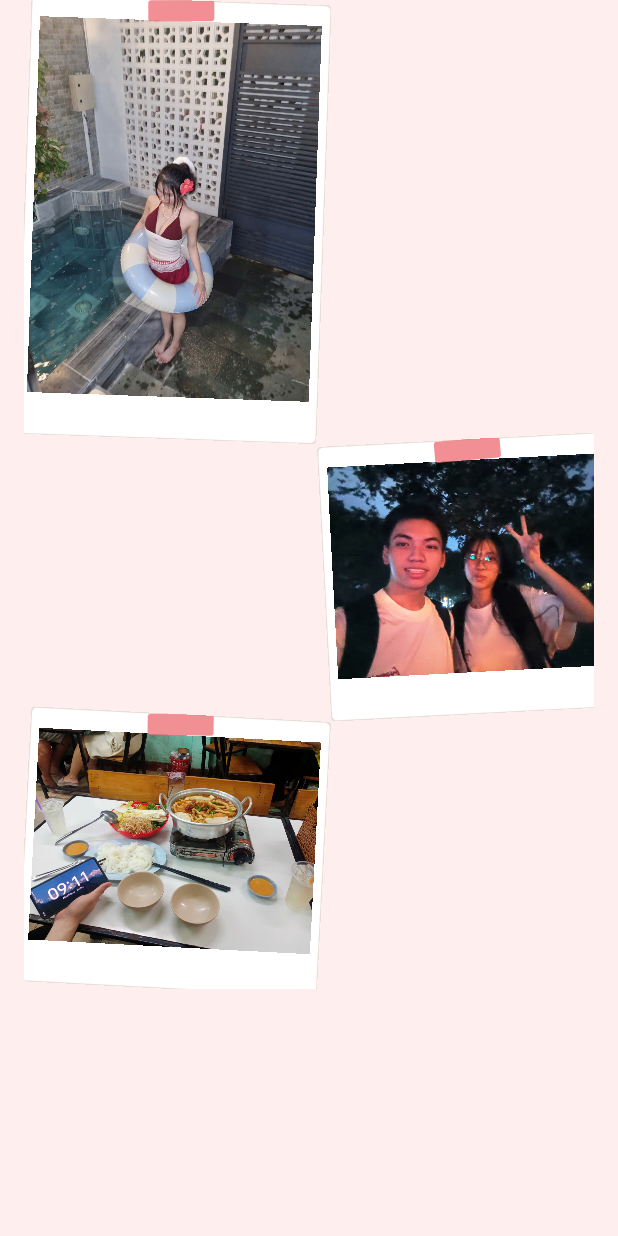
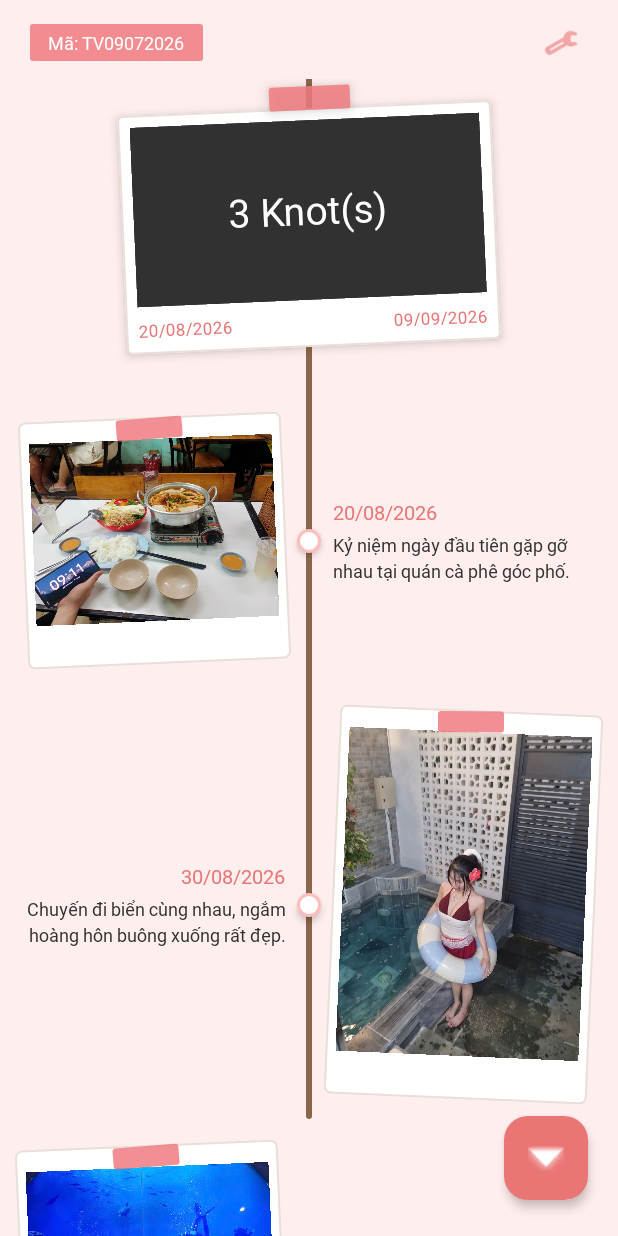
Before and after one commit to lephuoctai/knot_JavaAndroid, an Android app: the screen it shows after launch (MainActivity), on a phone screen of 412 x 824 dp. Run offline under Robolectric (Android 15) with nearby library versions, the phone set to English and light mode, and no system bars.

Commit message:
UI basic, Phân MVVM

```diff
--- a/app/src/main/java/com/taile/knot/MainActivity.java
+++ b/app/src/main/java/com/taile/knot/MainActivity.java
@@ -7,18 +7,49 @@ import androidx.appcompat.app.AppCompatActivity;
 import androidx.core.graphics.Insets;
 import androidx.core.view.ViewCompat;
 import androidx.core.view.WindowInsetsCompat;
+import androidx.lifecycle.ViewModelProvider;
+import androidx.recyclerview.widget.LinearLayoutManager;
+
+import com.taile.knot.databinding.ActivityMainBinding;
+import com.taile.knot.ui.adapter.TimelineAdapter;
+import com.taile.knot.ui.custom.RopeItemDecoration;
+import com.taile.knot.ui.viewmodel.MainViewModel;
 
 public class MainActivity extends AppCompatActivity {
+
+    private ActivityMainBinding binding;
+    private MainViewModel viewModel;
+    private TimelineAdapter adapter;
 
     @Override
     protected void onCreate(Bundle savedInstanceState) {
         super.onCreate(savedInstanceState);
         EdgeToEdge.enable(this);
-        setContentView(R.layout.activity_main);
-        ViewCompat.setOnApplyWindowInsetsListener(findViewById(R.id.main), (v, insets) -> {
+
+        binding = ActivityMainBinding.inflate(getLayoutInflater());
+        setContentView(binding.getRoot());
+
+        ViewCompat.setOnApplyWindowInsetsListener(binding.main, (v, insets) -> {
             Insets systemBars = insets.getInsets(WindowInsetsCompat.Type.systemBars());
             v.setPadding(systemBars.left, systemBars.top, systemBars.right, systemBars.bottom);
             return insets;
         });
+
+        // 1. Cấu hình RecyclerView
+        adapter = new TimelineAdapter();
+        binding.rvTimeline.setLayoutManager(new LinearLayoutManager(this));
+        binding.rvTimeline.addItemDecoration(new RopeItemDecoration());
+        binding.rvTimeline.setAdapter(adapter);
+
+        // 2. Khởi tạo ViewModel & Observe LiveData
+        viewModel = new ViewModelProvider(this).get(MainViewModel.class);
+        viewModel.getKnotsLiveData().observe(this, knots -> {
+            if (knots != null) {
+                adapter.submitList(knots);
+            }
+        });
+
+        // 3. Nạp mock data để kiểm tra UI
+        viewModel.loadMockKnots();
     }
 }
--- /dev/null
+++ b/app/src/main/java/com/taile/knot/data/model/Knot.java
@@ -0,0 +1,42 @@
+package com.taile.knot.data.model;
+
+public class Knot {
+    private String id;
+    private String description;
+    private String imageUrl;
+    private int imageResId; // Dùng để nạp drawable test hoặc local
+    private long memoryDate;
+
+    // Bắt buộc constructor rỗng cho Firebase Firestore deserialization sau này
+    public Knot() {
+    }
+
+    public Knot(String id, String description, int imageResId, long memoryDate) {
+        this.id = id;
+        this.description = description;
+        this.imageResId = imageResId;
+        this.memoryDate = memoryDate;
+    }
+
+    public Knot(String id, String description, String imageUrl, long memoryDate) {
+        this.id = id;
+        this.description = description;
+        this.imageUrl = imageUrl;
+        this.memoryDate = memoryDate;
+    }
+
+    public String getId() { return id; }
+    public void setId(String id) { this.id = id; }
+
+    public String getDescription() { return description; }
+    public void setDescription(String description) { this.description = description; }
+
+    public String getImageUrl() { return imageUrl; }
+    public void setImageUrl(String imageUrl) { this.imageUrl = imageUrl; }
+
+    public int getImageResId() { return imageResId; }
+    public void setImageResId(int imageResId) { this.imageResId = imageResId; }
+
+    public long getMemoryDate() { return memoryDate; }
+    public void setMemoryDate(long memoryDate) { this.memoryDate = memoryDate; }
+}
--- /dev/null
+++ b/app/src/main/java/com/taile/knot/ui/adapter/TimelineAdapter.java
@@ -0,0 +1,143 @@
+package com.taile.knot.ui.adapter;
+
+import android.view.LayoutInflater;
+import android.view.View;
+import android.view.ViewGroup;
+
+import androidx.annotation.NonNull;
+import androidx.recyclerview.widget.RecyclerView;
+
+import com.bumptech.glide.Glide;
+import com.taile.knot.data.model.Knot;
+import com.taile.knot.databinding.ItemTimelineHeaderBinding;
+import com.taile.knot.databinding.ItemTimelineKnotBinding;
+
+import java.text.SimpleDateFormat;
+import java.util.ArrayList;
+import java.util.Date;
+import java.util.List;
+import java.util.Locale;
+
+public class TimelineAdapter extends RecyclerView.Adapter<RecyclerView.ViewHolder> {
+
+    private static final int TYPE_HEADER = 0;
+    private static final int TYPE_KNOT = 1;
+
+    private final List<Knot> knots = new ArrayList<>();
+    private final SimpleDateFormat dateFormat = new SimpleDateFormat("dd/MM/yyyy", Locale.getDefault());
+
+    public void submitList(List<Knot> newKnots) {
+        knots.clear();
+        if (newKnots != null) {
+            knots.addAll(newKnots);
+        }
+        notifyDataSetChanged();
+    }
+
+    @Override
+    public int getItemViewType(int position) {
+        return position == 0 ? TYPE_HEADER : TYPE_KNOT;
+    }
+
+    @Override
+    public int getItemCount() {
+        return knots.size() + 1; // +1 cho Header card ở trên cùng
+    }
+
+    @NonNull
+    @Override
+    public RecyclerView.ViewHolder onCreateViewHolder(@NonNull ViewGroup parent, int viewType) {
+        LayoutInflater inflater = LayoutInflater.from(parent.getContext());
+        if (viewType == TYPE_HEADER) {
+            ItemTimelineHeaderBinding binding = ItemTimelineHeaderBinding.inflate(inflater, parent, false);
+            return new HeaderViewHolder(binding);
+        } else {
+            ItemTimelineKnotBinding binding = ItemTimelineKnotBinding.inflate(inflater, parent, false);
+            return new KnotViewHolder(binding);
+        }
+    }
+
+    @Override
+    public void onBindViewHolder(@NonNull RecyclerView.ViewHolder holder, int position) {
+        if (holder instanceof HeaderViewHolder) {
+            ((HeaderViewHolder) holder).bind(knots);
+        } else if (holder instanceof KnotViewHolder) {
+            // Vị trí thực tế trong danh sách knots bị lệch 1 đơn vị do Header
+            Knot knot = knots.get(position - 1);
+            ((KnotViewHolder) holder).bind(knot, position - 1);
+        }
+    }
+
+    // ================= HOLDER CHO HEADER =================
+    class HeaderViewHolder extends RecyclerView.ViewHolder {
+        private final ItemTimelineHeaderBinding binding;
+
+        HeaderViewHolder(ItemTimelineHeaderBinding binding) {
+            super(binding.getRoot());
+            this.binding = binding;
+        }
+
+        void bind(List<Knot> items) {
+            int count = items.size();
+            binding.tvKnotCount.setText(count + " Knot(s)");
+
+            if (count > 0) {
+                binding.tvStartDate.setText(dateFormat.format(new Date(items.get(0).getMemoryDate())));
+                binding.tvEndDate.setText(dateFormat.format(new Date(items.get(count - 1).getMemoryDate())));
+            } else {
+                binding.tvStartDate.setText("--/--/----");
+                binding.tvEndDate.setText("--/--/----");
+            }
+        }
+    }
+
+    // ================= HOLDER CHO TỪNG KNOT =================
+    class KnotViewHolder extends RecyclerView.ViewHolder {
+        private final ItemTimelineKnotBinding binding;
+
+        KnotViewHolder(ItemTimelineKnotBinding binding) {
+            super(binding.getRoot());
+            this.binding = binding;
+        }
+
+        void bind(Knot knot, int knotIndex) {
+            String formattedDate = dateFormat.format(new Date(knot.getMemoryDate()));
+            boolean isLeft = (knotIndex % 2 == 0); // Vị trí chẵn nằm bên Trái, lẻ nằm bên Phải
+
+            if (isLeft) {
+                // Hiển thị nhánh Trái, ẩn nhánh Phải
+                binding.polaroidLeft.setVisibility(View.VISIBLE);
+                binding.layoutTextRight.setVisibility(View.VISIBLE);
+                binding.polaroidRight.setVisibility(View.GONE);
+                binding.layoutTextLeft.setVisibility(View.GONE);
+
+                binding.tvDateRight.setText(formattedDate);
+                binding.tvDescRight.setText(knot.getDescription());
+
+                loadImage(knot, binding.polaroidLeft);
+            } else {
+                // Hiển thị nhánh Phải, ẩn nhánh Trái
+                binding.polaroidLeft.setVisibility(View.GONE);
+                binding.layoutTextRight.setVisibility(View.GONE);
+                binding.polaroidRight.setVisibility(View.VISIBLE);
+                binding.layoutTextLeft.setVisibility(View.VISIBLE);
+
+                binding.tvDateLeft.setText(formattedDate);
+                binding.tvDescLeft.setText(knot.getDescription());
+
+                loadImage(knot, binding.polaroidRight);
+            }
+        }
+
+        private void loadImage(Knot knot, com.taile.knot.ui.custom.PolaroidView polaroidView) {
+            if (knot.getImageResId() != 0) {
+                polaroidView.setImageResource(knot.getImageResId());
+            } else if (knot.getImageUrl() != null && !knot.getImageUrl().isEmpty()) {
+                Glide.with(itemView.getContext())
+                        .load(knot.getImageUrl())
+                        .thumbnail(0.1f)
+                        .into(polaroidView);
+            }
+        }
+    }
+}
--- /dev/null
+++ b/app/src/main/java/com/taile/knot/ui/custom/RopeItemDecoration.java
@@ -0,0 +1,33 @@
+package com.taile.knot.ui.custom;
+
+import android.graphics.Canvas;
+import android.graphics.Color;
+import android.graphics.Paint;
+import android.view.View;
+
+import androidx.annotation.NonNull;
+import androidx.recyclerview.widget.RecyclerView;
+
+public class RopeItemDecoration extends RecyclerView.ItemDecoration {
+
+    private final Paint ropePaint = new Paint(Paint.ANTI_ALIAS_FLAG);
+
+    public RopeItemDecoration() {
+        ropePaint.setColor(Color.parseColor("#8A674A")); // Màu nâu dây thừng
+        ropePaint.setStrokeWidth(6f); // Độ dày sợi dây (~2dp-3dp)
+        ropePaint.setStyle(Paint.Style.STROKE);
+        ropePaint.setStrokeCap(Paint.Cap.ROUND);
+    }
+
+    @Override
+    public void onDraw(@NonNull Canvas canvas, @NonNull RecyclerView parent, @NonNull RecyclerView.State state) {
+        // Tọa độ X nằm chính giữa RecyclerView
+        float centerX = parent.getWidth() / 2.0f;
+
+        // Vẽ sợi dây liên tục từ đỉnh xuống đáy của RecyclerView
+        float top = parent.getPaddingTop();
+        float bottom = parent.getHeight() - parent.getPaddingBottom();
+
+        canvas.drawLine(centerX, top, centerX, bottom, ropePaint);
+    }
+}
--- /dev/null
+++ b/app/src/main/java/com/taile/knot/ui/viewmodel/MainViewModel.java
@@ -0,0 +1,32 @@
+package com.taile.knot.ui.viewmodel;
+
+import androidx.lifecycle.LiveData;
+import androidx.lifecycle.MutableLiveData;
+import androidx.lifecycle.ViewModel;
+
+import com.taile.knot.R;
+import com.taile.knot.data.model.Knot;
+
+import java.util.ArrayList;
+import java.util.List;
+
+public class MainViewModel extends ViewModel {
+
+    private final MutableLiveData<List<Knot>> knotsLiveData = new MutableLiveData<>();
+
+    public LiveData<List<Knot>> getKnotsLiveData() {
+        return knotsLiveData;
+    }
+
+    public void loadMockKnots() {
+        List<Knot> mockList = new ArrayList<>();
+        long now = System.currentTimeMillis();
+        long oneDay = 86400000L;
+
+        mockList.add(new Knot("1", "Kỷ niệm ngày đầu tiên gặp gỡ nhau tại quán cà phê góc phố.", R.drawable.sample2, now - (oneDay * 20)));
+        mockList.add(new Knot("2", "Chuyến đi biển cùng nhau, ngắm hoàng hôn buông xuống rất đẹp.", R.drawable.sample3, now - (oneDay * 10)));
+        mockList.add(new Knot("3", "Bức ảnh chụp vội nhưng ghi lại trọn vẹn nụ cười rạng rỡ ngày hôm đó.", R.drawable.sample1, now));
+
+        knotsLiveData.setValue(mockList);
+    }
+}
--- a/app/src/main/res/layout/activity_main.xml
+++ b/app/src/main/res/layout/activity_main.xml
@@ -1,57 +1,69 @@
 <?xml version="1.0" encoding="utf-8"?>
-<androidx.constraintlayout.widget.ConstraintLayout xmlns:android="http://schemas.android.com/apk/res/android"
+<androidx.constraintlayout.widget.ConstraintLayout
+    xmlns:android="http://schemas.android.com/apk/res/android"
     xmlns:app="http://schemas.android.com/apk/res-auto"
     xmlns:tools="http://schemas.android.com/tools"
     android:id="@+id/main"
-    android:background="@color/background"
     android:layout_width="match_parent"
     android:layout_height="match_parent"
+    android:background="@color/background"
     tools:context=".MainActivity">
 
-    <LinearLayout
+    <!-- TOP BAR: THẺ MÃ JOURNEY & NÚT SETTINGS -->
+    <TextView
+        android:id="@+id/tvJourneyCode"
+        android:layout_width="wrap_content"
+        android:layout_height="wrap_content"
+        android:layout_marginStart="20dp"
+        android:layout_marginTop="16dp"
+        android:background="@drawable/bg_washi_tape"
+        android:paddingHorizontal="12dp"
+        android:paddingVertical="4dp"
+        android:text="Mã: TV09072026"
+        android:textColor="@color/white"
+        android:textSize="12sp"
+        android:textStyle="bold"
+        app:layout_constraintStart_toStartOf="parent"
+        app:layout_constraintTop_toTopOf="parent" />
+
+    <ImageView
+        android:id="@+id/btnSettings"
+        android:layout_width="36dp"
+        android:layout_height="36dp"
+        android:layout_marginEnd="20dp"
+        android:padding="6dp"
+        android:src="@android:drawable/ic_menu_manage"
+        app:layout_constraintBottom_toBottomOf="@id/tvJourneyCode"
+        app:layout_constraintEnd_toEndOf="parent"
+        app:layout_constraintTop_toTopOf="@id/tvJourneyCode"
+        app:tint="@color/pink600" />
+
+    <!-- RECYCLERVIEW HIỂN THỊ DÒNG THỜI GIAN -->
+    <androidx.recyclerview.widget.RecyclerView
+        android:id="@+id/rvTimeline"
         android:layout_width="match_parent"
+        android:layout_height="0dp"
+        android:layout_marginTop="12dp"
+        android:clipChildren="false"
+        android:clipToPadding="false"
+        android:paddingBottom="80dp"
+        app:layout_constraintBottom_toBottomOf="parent"
+        app:layout_constraintTop_toBottomOf="@id/tvJourneyCode" />
+
+    <!-- NÚT BẤM CUỘN NHANH / THÊM MỚI Ở GÓC DƯỚI -->
+    <com.google.android.material.floatingactionbutton.FloatingActionButton
+        android:id="@+id/fabQuickAction"
+        android:layout_width="wrap_content"
         android:layout_height="wrap_content"
-        android:orientation="vertical"
-        android:paddingHorizontal="16dp"
-        app:layout_constraintStart_toStartOf="parent"
-        app:layout_constraintTop_toTopOf="parent"
-        >
-
-        <com.taile.knot.ui.custom.PolaroidView
-            android:id="@+id/polaroidView"
-            android:layout_width="200dp"
-            android:layout_height="200dp"
-            app:layout_constraintEnd_toEndOf="parent"
-            app:layout_constraintTop_toTopOf="parent"
-            app:polaroidSrc="@drawable/sample3"
-            app:showTape="true"
-            app:tiltAngle="2.0"
-            app:tiltDirection="right" />
-
-
-        <com.taile.knot.ui.custom.PolaroidView
-            android:id="@+id/polaroidView2"
-            android:layout_width="200dp"
-            android:layout_height="200dp"
-            android:layout_marginStart="200dp"
-            app:layout_constraintEnd_toEndOf="parent"
-            app:layout_constraintTop_toTopOf="parent"
-            app:polaroidSrc="@drawable/sample4"
-            app:showTape="true"
-            app:tiltAngle="3.0"
-            app:tiltDirection="left" />
-        <com.taile.knot.ui.custom.PolaroidView
-            android:id="@+id/polaroidView32"
-            android:layout_width="200dp"
-            android:layout_height="200dp"
-            app:layout_constraintEnd_toEndOf="parent"
-            app:layout_constraintTop_toTopOf="parent"
-            app:polaroidSrc="@drawable/sample2"
-            app:showTape="true"
-            app:tiltAngle="3.0"
-            app:tiltDirection="right" />
-
-    </LinearLayout>
-
+        android:layout_marginEnd="20dp"
+        android:layout_marginBottom="24dp"
+        android:backgroundTint="@color/pink600"
+        android:src="@android:drawable/arrow_down_float"
+        app:borderWidth="0dp"
+        app:elevation="4dp"
+        app:fabSize="mini"
+        app:layout_constraintBottom_toBottomOf="parent"
+        app:layout_constraintEnd_toEndOf="parent"
+        app:tint="@color/white" />
 
 </androidx.constraintlayout.widget.ConstraintLayout>
--- /dev/null
+++ b/app/src/main/res/layout/item_timeline_header.xml
@@ -0,0 +1,91 @@
+<?xml version="1.0" encoding="utf-8"?>
+<androidx.constraintlayout.widget.ConstraintLayout
+    xmlns:android="http://schemas.android.com/apk/res/android"
+    xmlns:app="http://schemas.android.com/apk/res-auto"
+    android:layout_width="match_parent"
+    android:layout_height="wrap_content"
+    android:clipChildren="false"
+    android:clipToPadding="false"
+    android:paddingTop="12dp"
+    android:paddingBottom="24dp">
+
+    <!-- KHUNG BẢNG COVER POLAROID -->
+    <com.google.android.material.card.MaterialCardView
+        android:id="@+id/cardCover"
+        android:layout_width="260dp"
+        android:layout_height="wrap_content"
+        android:rotation="-2.5"
+        app:cardBackgroundColor="@color/white"
+        app:cardCornerRadius="4dp"
+        app:cardElevation="4dp"
+        app:cardUseCompatPadding="true"
+        app:layout_constraintEnd_toEndOf="parent"
+        app:layout_constraintStart_toStartOf="parent"
+        app:layout_constraintTop_toTopOf="parent"
+        app:strokeColor="#E8DFD8"
+        app:strokeWidth="1dp">
+
+        <LinearLayout
+            android:layout_width="match_parent"
+            android:layout_height="wrap_content"
+            android:orientation="vertical"
+            android:padding="8dp">
+
+            <!-- BẢNG ĐEN TRUNG TÂM -->
+            <FrameLayout
+                android:layout_width="match_parent"
+                android:layout_height="120dp"
+                android:background="@color/gray">
+
+                <TextView
+                    android:id="@+id/tvKnotCount"
+                    android:layout_width="wrap_content"
+                    android:layout_height="wrap_content"
+                    android:layout_gravity="center"
+                    android:text="0 Knot(s)"
+                    android:textColor="@color/white"
+                    android:textSize="26sp"
+                    android:textStyle="bold" />
+            </FrameLayout>
+
+            <!-- KHOẢNG THỜI GIAN KỶ NIỆM -->
+            <LinearLayout
+                android:layout_width="match_parent"
+                android:layout_height="wrap_content"
+                android:layout_marginTop="8dp"
+                android:orientation="horizontal">
+
+                <TextView
+                    android:id="@+id/tvStartDate"
+                    android:layout_width="0dp"
+                    android:layout_height="wrap_content"
+                    android:layout_weight="1"
+                    android:text="--/--/----"
+                    android:textColor="@color/pink600"
+                    android:textSize="11sp" />
+
+                <TextView
+                    android:id="@+id/tvEndDate"
+                    android:layout_width="wrap_content"
+                    android:layout_height="wrap_content"
+                    android:text="--/--/----"
+                    android:textColor="@color/pink600"
+                    android:textSize="11sp" />
+            </LinearLayout>
+        </LinearLayout>
+    </com.google.android.material.card.MaterialCardView>
+
+    <!-- MIẾNG BĂNG DÍNH DÁN CHÍNH GIỮA MÉP TRÊN -->
+    <View
+        android:id="@+id/viewTape"
+        android:layout_width="54dp"
+        android:layout_height="16dp"
+        android:background="@drawable/bg_washi_tape"
+        android:elevation="6dp"
+        android:rotation="-2.5"
+        app:layout_constraintBottom_toTopOf="@id/cardCover"
+        app:layout_constraintEnd_toEndOf="@id/cardCover"
+        app:layout_constraintStart_toStartOf="@id/cardCover"
+        app:layout_constraintTop_toTopOf="@id/cardCover" />
+
+</androidx.constraintlayout.widget.ConstraintLayout>
--- /dev/null
+++ b/app/src/main/res/layout/item_timeline_knot.xml
@@ -0,0 +1,127 @@
+<?xml version="1.0" encoding="utf-8"?>
+<androidx.constraintlayout.widget.ConstraintLayout
+    xmlns:android="http://schemas.android.com/apk/res/android"
+    xmlns:app="http://schemas.android.com/apk/res-auto"
+    android:layout_width="match_parent"
+    android:layout_height="wrap_content"
+    android:clipChildren="false"
+    android:clipToPadding="false"
+    android:paddingVertical="16dp">
+
+    <!-- TRỤC GIỮA DÂY THỪNG (50%) -->
+    <androidx.constraintlayout.widget.Guideline
+        android:id="@+id/centerGuideline"
+        android:layout_width="wrap_content"
+        android:layout_height="wrap_content"
+        android:orientation="vertical"
+        app:layout_constraintGuide_percent="0.5" />
+
+    <!-- NÚT TRÒN TRÊN TRỤC DÂY -->
+    <View
+        android:id="@+id/knotNode"
+        android:layout_width="16dp"
+        android:layout_height="16dp"
+        android:background="@drawable/bg_knot_node"
+        android:elevation="3dp"
+        app:layout_constraintBottom_toBottomOf="parent"
+        app:layout_constraintEnd_toEndOf="@id/centerGuideline"
+        app:layout_constraintStart_toStartOf="@id/centerGuideline"
+        app:layout_constraintTop_toTopOf="parent" />
+
+    <!-- ==================== CẤU HÌNH BÊN TRÁI (KHI POSITION CHẴN) ==================== -->
+    <com.taile.knot.ui.custom.PolaroidView
+        android:id="@+id/polaroidLeft"
+        android:layout_width="0dp"
+        android:layout_height="wrap_content"
+        android:layout_marginStart="16dp"
+        android:layout_marginEnd="16dp"
+        app:layout_constraintBottom_toBottomOf="parent"
+        app:layout_constraintEnd_toStartOf="@id/centerGuideline"
+        app:layout_constraintStart_toStartOf="parent"
+        app:layout_constraintTop_toTopOf="parent"
+        app:showTape="true"
+        app:tiltAngle="2.5"
+        app:tiltDirection="left" />
+
+    <LinearLayout
+        android:id="@+id/layoutTextRight"
+        android:layout_width="0dp"
+        android:layout_height="wrap_content"
+        android:layout_marginStart="16dp"
+        android:layout_marginEnd="16dp"
+        android:orientation="vertical"
+        app:layout_constraintBottom_toBottomOf="@id/knotNode"
+        app:layout_constraintEnd_toEndOf="parent"
+        app:layout_constraintStart_toEndOf="@id/centerGuideline"
+        app:layout_constraintTop_toTopOf="@id/knotNode">
+
+        <TextView
+            android:id="@+id/tvDateRight"
+            android:layout_width="wrap_content"
+            android:layout_height="wrap_content"
+            android:textColor="@color/pink600"
+            android:textSize="13sp"
+            android:textStyle="bold" />
+
+        <TextView
+            android:id="@+id/tvDescRight"
+            android:layout_width="match_parent"
+            android:layout_height="wrap_content"
+            android:layout_marginTop="4dp"
+            android:ellipsize="end"
+            android:lineSpacingExtra="3dp"
+            android:maxLines="5"
+            android:textColor="@color/gray"
+            android:textSize="12sp" />
+    </LinearLayout>
+
+    <!-- ==================== CẤU HÌNH BÊN PHẢI (KHI POSITION LẺ) ==================== -->
+    <LinearLayout
+        android:id="@+id/layoutTextLeft"
+        android:layout_width="0dp"
+        android:layout_height="wrap_content"
+        android:layout_marginStart="16dp"
+        android:layout_marginEnd="16dp"
+        android:gravity="end"
+        android:orientation="vertical"
+        app:layout_constraintBottom_toBottomOf="@id/knotNode"
+        app:layout_constraintEnd_toStartOf="@id/centerGuideline"
+        app:layout_constraintStart_toStartOf="parent"
+        app:layout_constraintTop_toTopOf="@id/knotNode">
+
+        <TextView
+            android:id="@+id/tvDateLeft"
+            android:layout_width="wrap_content"
+            android:layout_height="wrap_content"
+            android:textColor="@color/pink600"
+            android:textSize="13sp"
+            android:textStyle="bold" />
+
+        <TextView
+            android:id="@+id/tvDescLeft"
+            android:layout_width="match_parent"
+            android:layout_height="wrap_content"
+            android:layout_marginTop="4dp"
+            android:ellipsize="end"
+            android:gravity="end"
+            android:lineSpacingExtra="3dp"
+            android:maxLines="5"
+            android:textColor="@color/gray"
+            android:textSize="12sp" />
+    </LinearLayout>
+
+    <com.taile.knot.ui.custom.PolaroidView
+        android:id="@+id/polaroidRight"
+        android:layout_width="0dp"
+        android:layout_height="wrap_content"
+        android:layout_marginStart="16dp"
+        android:layout_marginEnd="16dp"
+        app:layout_constraintBottom_toBottomOf="parent"
+        app:layout_constraintEnd_toEndOf="parent"
+        app:layout_constraintStart_toEndOf="@id/centerGuideline"
+        app:layout_constraintTop_toTopOf="parent"
+        app:showTape="true"
+        app:tiltAngle="2.5"
+        app:tiltDirection="right" />
+
+</androidx.constraintlayout.widget.ConstraintLayout>
--- a/app/src/main/res/values/colors.xml
+++ b/app/src/main/res/values/colors.xml
@@ -4,7 +4,7 @@
     <color name="white">#FFFFFFFF</color>
     <color name="gray">#313131</color>
 
-    <color name="pink100">#FFEEEE</color>"
+    <color name="pink100">#FFEEEE</color>
     <color name="pink300">#FFBEBE</color>
     <color name="pink600">#EA7575</color>
 
```
Also changed, not shown: app/build.gradle.kts (+9 -1 lines).
